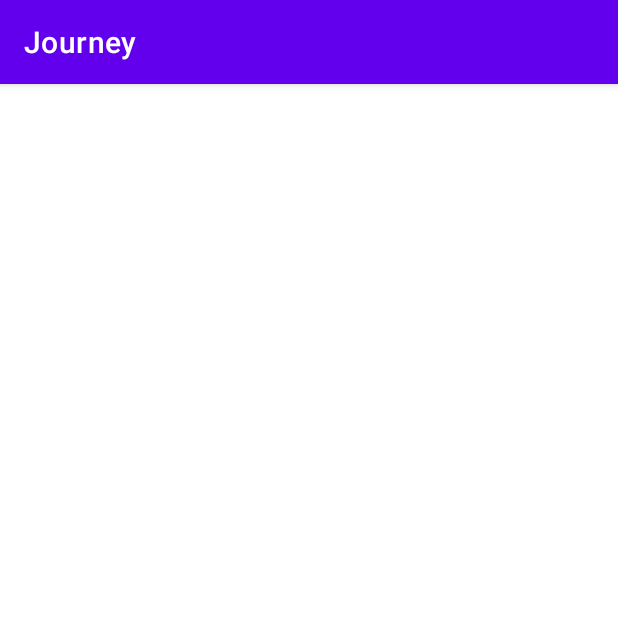
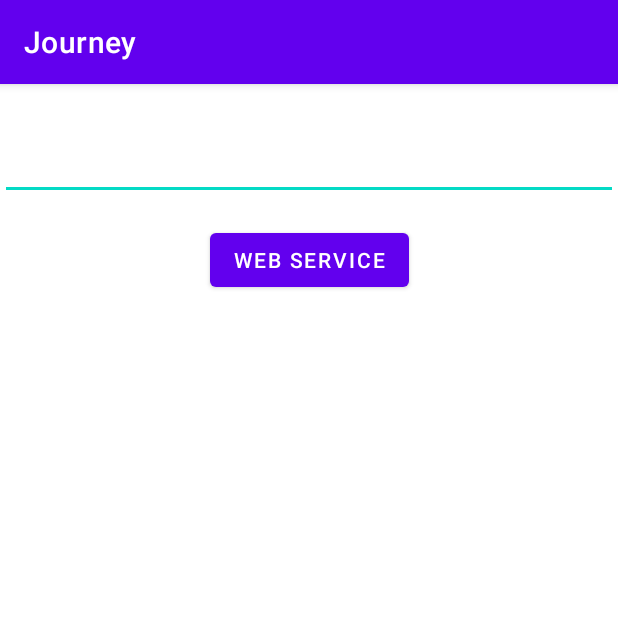
Before and after one commit to nzielln/journey, an Android app: the GiphyWebService screen opened directly, with no data from a screen before it, on a phone screen of 412 x 824 dp, the top half of it. Run offline under Robolectric (Android 15) with nearby library versions, the light colour scheme and no system bars.

Commit message:
Updated new activity. - Tinashe Mazaiwana

```diff
--- a/app/src/main/java/com/example/journey/GiphyWebService.java
+++ b/app/src/main/java/com/example/journey/GiphyWebService.java
@@ -3,14 +3,26 @@ package com.example.journey;
 import androidx.appcompat.app.AppCompatActivity;
 
 import android.os.Bundle;
+import android.widget.EditText;
+import android.widget.TextView;
 
 public class GiphyWebService extends AppCompatActivity {
+
+  private EditText urlEditText;
+  private TextView titleTextView;
 
   @Override
   protected void onCreate(Bundle savedInstanceState) {
     super.onCreate(savedInstanceState);
     setContentView(R.layout.activity_giphy_web_service);
+
+    urlEditText = (EditText)findViewById(R.id.url_editText);
+    titleTextView = (TextView) findViewById(R.id.webService);
+
   }
 
+  /**
+   * The WebServiceButtonHandler() method
+   */
 
 }
--- a/app/src/main/res/layout/activity_giphy_web_service.xml
+++ b/app/src/main/res/layout/activity_giphy_web_service.xml
@@ -6,4 +6,37 @@
     android:layout_height="match_parent"
     tools:context=".GiphyWebService">
 
+    <EditText
+        android:id="@+id/url_editText"
+        android:layout_width="0dp"
+        android:layout_height="wrap_content"
+        android:layout_marginTop="32dp"
+        app:layout_constraintEnd_toEndOf="parent"
+        app:layout_constraintHorizontal_bias="0.0"
+        app:layout_constraintStart_toStartOf="parent"
+        app:layout_constraintTop_toTopOf="parent" />
+
+    <Button
+        android:id="@+id/webService"
+        android:layout_width="wrap_content"
+        android:layout_height="wrap_content"
+        android:layout_marginTop="16dp"
+        android:text="Web Service"
+        app:layout_constraintEnd_toEndOf="parent"
+        app:layout_constraintHorizontal_bias="0.5"
+        app:layout_constraintStart_toStartOf="parent"
+        app:layout_constraintTop_toBottomOf="@+id/url_editText" />
+
+    <TextView
+        android:id="@+id/textView6"
+        android:layout_width="match_parent"
+        android:layout_height="wrap_content"
+        android:layout_marginTop="16dp"
+        android:text=""
+        app:layout_constraintEnd_toEndOf="parent"
+        app:layout_constraintHorizontal_bias="0.5"
+        app:layout_constraintStart_toStartOf="parent"
+        app:layout_constraintTop_toBottomOf="@+id/webService" />
+
+
 </androidx.constraintlayout.widget.ConstraintLayout>
```
